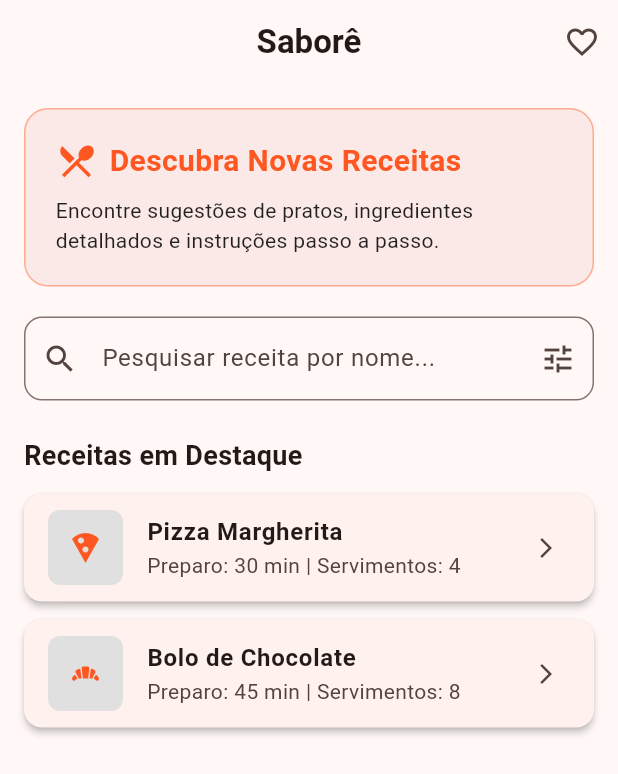
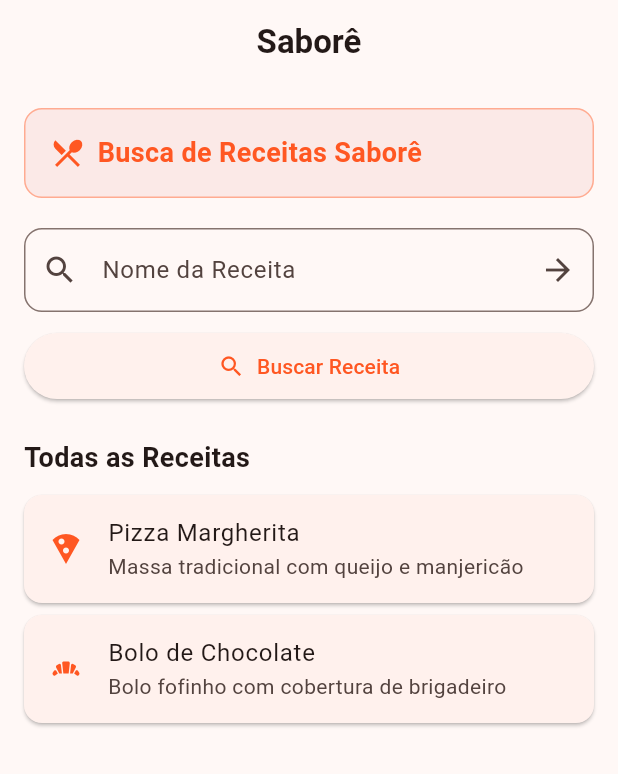
Before and after one commit to Niscoder/sabore_app, a Flutter app: the screen it shows after launch, on a phone screen of 412 x 824 dp. Shown: the top 774 px of the screen. Run offline on Flutter 3.47's test engine with Material 3 defaults, Android fonts, the phone set to English and light mode, and no system bars.

Commit message:
Segunda Parte - Validacao e Campo de Pesquisa

```diff
--- a/lib/main.dart
+++ b/lib/main.dart
@@ -24,8 +24,50 @@ class SaboreApp extends StatelessWidget {
   }
 }
 
-class HomePage extends StatelessWidget {
+class HomePage extends StatefulWidget {
   const HomePage({super.key});
+
+  @override
+  State<HomePage> createState() => _HomePageState();
+}
+
+class _HomePageState extends State<HomePage> {
+  final TextEditingController _searchController = TextEditingController();
+
+  String? _errorMessage;
+  String? _searchedTerm;
+
+  void _executeSearch() {
+    final rawText = _searchController.text;
+    final sanitizedText = rawText.trim();
+
+    if (sanitizedText.isEmpty) {
+      setState(() {
+        _errorMessage = 'Por favor, digite o nome de uma receita. Espaços em branco não são aceitos.';
+        _searchedTerm = null;
+      });
+      return;
+    }
+
+    setState(() {
+      _errorMessage = null;
+      _searchedTerm = sanitizedText;
+    });
+  }
+
+  void _clearSearch() {
+    setState(() {
+      _searchController.clear();
+      _errorMessage = null;
+      _searchedTerm = null;
+    });
+  }
+
+  @override
+  void dispose() {
+    _searchController.dispose();
+    super.dispose();
+  }
 
   @override
   Widget build(BuildContext context) {
@@ -36,12 +78,6 @@ class HomePage extends StatelessWidget {
           style: TextStyle(fontWeight: FontWeight.bold),
         ),
         centerTitle: true,
-        actions: [
-          IconButton(
-            icon: const Icon(Icons.favorite_border),
-            onPressed: () {},
-          ),
-        ],
       ),
       body: SafeArea(
         child: SingleChildScrollView(
@@ -49,115 +85,137 @@ class HomePage extends StatelessWidget {
           child: Column(
             crossAxisAlignment: CrossAxisAlignment.start,
             children: [
-              // Banner de Boas-vindas / Identidade do App
+              // Identidade do App
               Container(
                 width: double.infinity,
-                padding: const EdgeInsets.all(20),
+                padding: const EdgeInsets.all(16),
                 decoration: BoxDecoration(
                   color: Colors.deepOrange.shade50,
-                  borderRadius: BorderRadius.circular(16),
+                  borderRadius: BorderRadius.circular(12),
                   border: Border.all(color: Colors.deepOrange.shade200),
                 ),
-                child: const Column(
-                  crossAxisAlignment: CrossAxisAlignment.start,
+                child: const Row(
                   children: [
-                    Row(
-                      children: [
-                        Icon(Icons.restaurant_menu, color: Colors.deepOrange, size: 28),
-                        SizedBox(width: 8),
-                        Text(
-                          'Descubra Novas Receitas',
-                          style: TextStyle(
-                            fontSize: 20,
-                            fontWeight: FontWeight.bold,
-                            color: Colors.deepOrange,
-                          ),
-                        ),
-                      ],
-                    ),
-                    SizedBox(height: 8),
+                    Icon(Icons.restaurant_menu, color: Colors.deepOrange, size: 24),
+                    SizedBox(width: 8),
                     Text(
-                      'Encontre sugestões de pratos, ingredientes detalhados e instruções passo a passo.',
-                      style: TextStyle(fontSize: 14, color: Colors.black87),
+                      'Busca de Receitas Saborê',
+                      style: TextStyle(
+                        fontSize: 18,
+                        fontWeight: FontWeight.bold,
+                        color: Colors.deepOrange,
+                      ),
                     ),
                   ],
                 ),
               ),
               const SizedBox(height: 20),
 
-              // Barra de Pesquisa (Estrutura Visual)
+              // Campo de Pesquisa Rotulado
               TextField(
+                controller: _searchController,
+                onSubmitted: (_) => _executeSearch(),
                 decoration: InputDecoration(
-                  hintText: 'Pesquisar receita por nome...',
+                  labelText: 'Nome da Receita',
+                  hintText: 'Ex: Pizza, Bolo de Cenoura...',
                   prefixIcon: const Icon(Icons.search),
-                  suffixIcon: const Icon(Icons.tune),
+                  suffixIcon: Row(
+                    mainAxisSize: MainAxisSize.min,
+                    children: [
+                      if (_searchController.text.isNotEmpty || _searchedTerm != null)
+                        IconButton(
+                          icon: const Icon(Icons.clear),
+                          onPressed: _clearSearch,
+                          tooltip: 'Limpar consulta',
+                        ),
+                      IconButton(
+                        icon: const Icon(Icons.arrow_forward),
+                        onPressed: _executeSearch,
+                        tooltip: 'Pesquisar',
+                      ),
+                    ],
+                  ),
+                  errorText: _errorMessage,
                   border: OutlineInputBorder(
                     borderRadius: BorderRadius.circular(12),
                   ),
                 ),
               ),
+              const SizedBox(height: 12),
+
+              // Botão explícito de pesquisa adicional
+              SizedBox(
+                width: double.infinity,
+                child: ElevatedButton.icon(
+                  onPressed: _executeSearch,
+                  icon: const Icon(Icons.search),
+                  label: const Text('Buscar Receita'),
+                  style: ElevatedButton.styleFrom(
+                    padding: const EdgeInsets.symmetric(vertical: 12),
+                  ),
+                ),
+              ),
               const SizedBox(height: 24),
 
-              // Título da Seção de Listagem
-              const Text(
-                'Receitas em Destaque',
-                style: TextStyle(
+              // Feedback do Termo Válido Recebido
+              if (_searchedTerm != null) ...[
+                Container(
+                  width: double.infinity,
+                  padding: const EdgeInsets.all(12),
+                  decoration: BoxDecoration(
+                    color: Colors.green.shade50,
+                    borderRadius: BorderRadius.circular(8),
+                    border: Border.all(color: Colors.green.shade300),
+                  ),
+                  child: Row(
+                    children: [
+                      const Icon(Icons.check_circle_outline, color: Colors.green),
+                      const SizedBox(width: 8),
+                      Expanded(
+                        child: Text(
+                          'Resultado para: "$_searchedTerm"',
+                          style: TextStyle(
+                            fontSize: 15,
+                            fontWeight: FontWeight.bold,
+                            color: Colors.green.shade900,
+                          ),
+                        ),
+                      ),
+                    ],
+                  ),
+                ),
+                const SizedBox(height: 16),
+              ],
+
+              // Listagem de Resultados Provisórios
+              Text(
+                _searchedTerm != null
+                    ? 'Resultados Encontrados (Provisório)'
+                    : 'Todas as Receitas',
+                style: const TextStyle(
                   fontSize: 18,
                   fontWeight: FontWeight.bold,
                 ),
               ),
               const SizedBox(height: 12),
 
-              // Item de Exemplo 1
               Card(
-                elevation: 2,
-                margin: const EdgeInsets.only(bottom: 12),
-                shape: RoundedRectangleBorder(
-                  borderRadius: BorderRadius.circular(12),
-                ),
+                elevation: 1,
+                margin: const EdgeInsets.only(bottom: 8),
                 child: ListTile(
-                  leading: Container(
-                    width: 50,
-                    height: 50,
-                    decoration: BoxDecoration(
-                      color: Colors.grey.shade300,
-                      borderRadius: BorderRadius.circular(8),
-                    ),
-                    child: const Icon(Icons.local_pizza, color: Colors.deepOrange),
-                  ),
-                  title: const Text(
-                    'Pizza Margherita',
-                    style: TextStyle(fontWeight: FontWeight.bold),
-                  ),
-                  subtitle: const Text('Preparo: 30 min | Servimentos: 4'),
-                  trailing: const Icon(Icons.arrow_forward_ios, size: 16),
+                  leading: const Icon(Icons.local_pizza, color: Colors.deepOrange),
+                  title: const Text('Pizza Margherita'),
+                  subtitle: const Text('Massa tradicional com queijo e manjericão'),
                   onTap: () {},
                 ),
               ),
-
-              // Item de Exemplo 2
               Card(
-                elevation: 2,
-                margin: const EdgeInsets.only(bottom: 12),
-                shape: RoundedRectangleBorder(
-                  borderRadius: BorderRadius.circular(12),
-                ),
+                elevation: 1,
+                margin: const EdgeInsets.only(bottom: 8),
                 child: ListTile(
-                  leading: Container(
-                    width: 50,
-                    height: 50,
-                    decoration: BoxDecoration(
-                      color: Colors.grey.shade300,
-                      borderRadius: BorderRadius.circular(8),
-                    ),
-                    child: const Icon(Icons.bakery_dining, color: Colors.deepOrange),
-                  ),
-                  title: const Text(
-                    'Bolo de Chocolate',
-                    style: TextStyle(fontWeight: FontWeight.bold),
-                  ),
-                  subtitle: const Text('Preparo: 45 min | Servimentos: 8'),
-                  trailing: const Icon(Icons.arrow_forward_ios, size: 16),
+                  leading: const Icon(Icons.bakery_dining, color: Colors.deepOrange),
+                  title: const Text('Bolo de Chocolate'),
+                  subtitle: const Text('Bolo fofinho com cobertura de brigadeiro'),
                   onTap: () {},
                 ),
               ),
```
